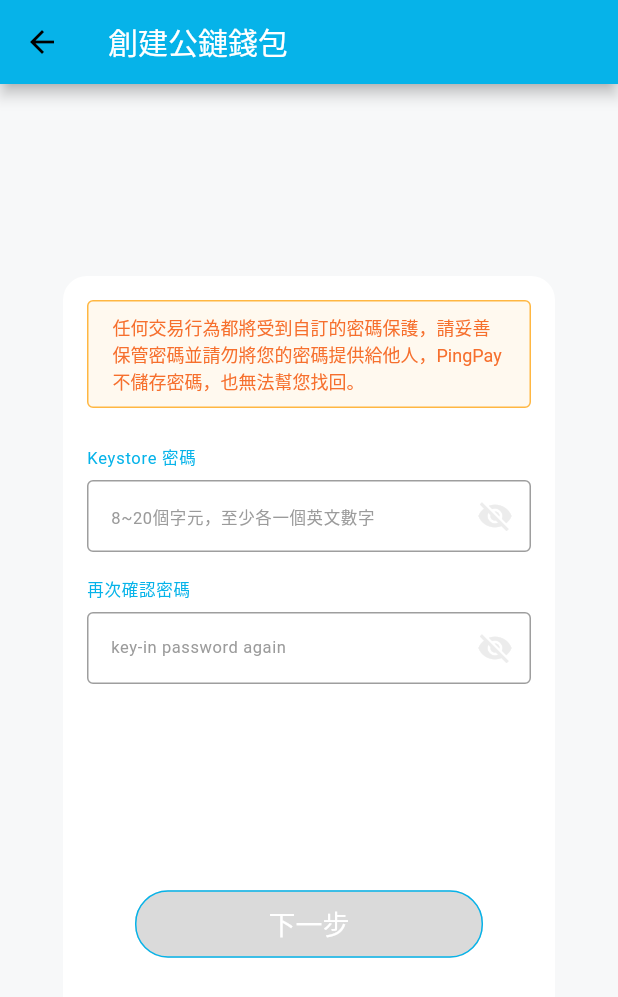
After one commit to MerMerLtd/pingpay_flutter, a Flutter app: the CreateWalletPage screen opened directly, on a phone screen of 412 x 824 dp. The commit adds this screen. Shown: the top 997 px of the screen. Run offline on Flutter 3.47's test engine with Material 2 defaults, Android fonts, the light colour scheme and no system bars.

```diff
--- /dev/null
+++ b/lib/pages/create_wallet_page.dart
@@ -0,0 +1,24 @@
+import 'package:flutter/material.dart';
+
+import '../widgets/menonic_card.dart';
+import '../widgets/password_setting_card.dart';
+
+class CreateWalletPage extends StatelessWidget {
+  @override
+  Widget build(BuildContext context) {
+    return Scaffold(
+      resizeToAvoidBottomPadding: false,
+      backgroundColor: Color(0xfff7f8f9),
+      appBar: AppBar(
+        title: Text(
+          "創建公鏈錢包",
+          style: TextStyle(
+            fontSize: 20,
+          ),
+        ),
+      ),
+      // body: MenonicCard(),
+      body: PasswordSettingCard(),
+    );
+  }
+}
--- /dev/null
+++ b/lib/widgets/custom_text_input.dart
@@ -0,0 +1,96 @@
+import 'package:flutter/material.dart';
+
+class CustomTextInput extends StatefulWidget {
+  final String labelText;
+  final String hintText;
+
+  const CustomTextInput({
+    Key key,
+    this.labelText,
+    this.hintText,
+  }) : super(key: key);
+
+  @override
+  _CustomTextInputState createState() => _CustomTextInputState();
+}
+
+class _CustomTextInputState extends State<CustomTextInput> {
+  FocusNode _focusNode;
+
+  @override
+  void dispose() {
+    super.dispose();
+    _focusNode.dispose();
+  }
+
+  @override
+  void initState() {
+    super.initState();
+    _focusNode = new FocusNode();
+    _focusNode.addListener(_onOnFocusNodeEvent);
+  }
+
+  _onOnFocusNodeEvent() {
+    setState(() {
+      // Re-renders
+    });
+  }
+
+  @override
+  Widget build(BuildContext context) {
+    return Column(
+      crossAxisAlignment: CrossAxisAlignment.start,
+      children: <Widget>[
+        Text(
+          widget.labelText,
+          style: TextStyle(
+            color: Color(0xff06b3e9),
+            fontSize: 11,
+            letterSpacing: 0.49,
+            // fontFamily:
+          ),
+        ),
+        const SizedBox(height: 8),
+        TextFormField(
+          focusNode: _focusNode,
+          keyboardType: TextInputType.text,
+          decoration: InputDecoration(
+            contentPadding:
+                new EdgeInsets.only(top: 11.0, bottom: 11.0, left: 16),
+            suffixIcon: Icon(
+              _focusNode.hasFocus ? Icons.visibility : Icons.visibility_off,
+              color:_focusNode.hasFocus ?Color(0xff06b3e9): Color(0xffececec),
+            ),
+            border: OutlineInputBorder(
+              borderSide: BorderSide(color: Color(0xffececec), width: 0.0),
+            ),
+            // labelStyle: TextStyle(
+            //   color: Color(0xff06b3e9),
+            //   fontSize: 11,
+            //   letterSpacing: 0.49,
+            //   // fontFamily:
+            // ),
+            // labelText: labelText,
+            hintStyle: TextStyle(
+              color: Color(0xff9b9b9b),
+              fontSize: 11,
+              letterSpacing: 0.4,
+            ),
+            hintText: widget.hintText,
+          ),
+          style: TextStyle(
+            color: Color(0xff4a4a4a),
+            fontSize: 11,
+            letterSpacing: 0.4,
+          ),
+          validator: (value) {
+            if (value.isEmpty) {
+              return 'Please enter some text';
+            }
+            return null;
+          },
+        ),
+      ],
+    );
+  }
+}
--- /dev/null
+++ b/lib/widgets/password_setting_card.dart
@@ -0,0 +1,46 @@
+import 'package:flutter/material.dart';
+import './text_input_group.dart';
+
+class PasswordSettingCard extends StatelessWidget {
+  @override
+  Widget build(BuildContext context) {
+    return Center(
+      child: Container(
+          width: 328,
+          height: 512,
+          decoration: BoxDecoration(
+            color: Color(0xffffffff),
+            borderRadius: BorderRadius.circular(16),
+          ),
+          child: Padding(
+            padding: EdgeInsets.all(16),
+            child: Column(
+              children: <Widget>[
+                Container(
+                  decoration: BoxDecoration(
+                    color: Color(0xfffff9ef),
+                    border: Border.all(color: Color(0xffffb742), width: 1),
+                    borderRadius: BorderRadius.circular(4),
+                  ),
+                  child: Padding(
+                    padding: EdgeInsets.symmetric(
+                      horizontal: 16,
+                      vertical: 8,
+                    ),
+                    child: Text(
+                      "任何交易行為都將受到自訂的密碼保護，請妥善保管密碼並請勿將您的密碼提供給他人，PingPay 不儲存密碼，也無法幫您找回。",
+                      style: TextStyle(
+                        color: Color(0xfff66f2d),
+                        fontSize: 12,
+                      ),
+                    ),
+                  ),
+                ),
+                const SizedBox(height: 24),
+                TextInputGroup(),
+              ],
+            ),
+          )),
+    );
+  }
+}
--- a/lib/widgets/round_radius_button.dart
+++ b/lib/widgets/round_radius_button.dart
@@ -7,15 +7,18 @@ class RoundRadiusButton extends StatelessWidget {
   final Color disabledTextColor;
   final Function onPressed;
   final String label;
+  final double width;
+  final bool enableBorder;
 
-  RoundRadiusButton({
-    @required this.color,
+  RoundRadiusButton(
+      {@required this.color,
       @required this.textColor,
       @required this.disabledColor,
       @required this.disabledTextColor,
       @required this.onPressed,
       @required this.label,
-  });
+      this.enableBorder = false,
+      this.width});
   @override
   Widget build(BuildContext context) {
     return RaisedButton(
@@ -29,10 +32,14 @@ class RoundRadiusButton extends StatelessWidget {
       highlightElevation: 0,
       shape: RoundedRectangleBorder(
         borderRadius: BorderRadius.circular(22.0),
+        side: BorderSide(color: enableBorder ? textColor : color)
       ),
       color: color,
+      child: SizedBox(
+        width: width != null ? width : 200,
         child: Padding(
-        padding: EdgeInsets.symmetric(vertical: 9, horizontal: 43.5),
+          padding: EdgeInsets.symmetric(vertical: 9, horizontal: 0),
+          child: Center(
             child: Text(
               label,
               style: TextStyle(
@@ -41,6 +48,8 @@ class RoundRadiusButton extends StatelessWidget {
               ),
             ),
           ),
+        ),
+      ),
     );
   }
 }
--- /dev/null
+++ b/lib/widgets/text_input_group.dart
@@ -0,0 +1,44 @@
+import 'package:flutter/material.dart';
+
+import '../widgets/round_radius_button.dart';
+import '../widgets/custom_text_input.dart';
+
+class TextInputGroup extends StatelessWidget {
+  final _formKey = GlobalKey<FormState>();
+
+  @override
+  Widget build(BuildContext context) {
+    return Expanded(
+      child: Form(
+        key: _formKey,
+        child: Column(
+          crossAxisAlignment: CrossAxisAlignment.start,
+          children: <Widget>[
+            CustomTextInput(
+              labelText: 'Keystore 密碼',
+              hintText: '8~20個字元，至少各一個英文數字',
+            ),
+            const SizedBox(height: 16),
+            CustomTextInput(
+              labelText: '再次確認密碼',
+              hintText: 'key-in password again',
+            ),
+            // const SizedBox(height: 170),
+            Spacer(),
+            Center(
+              child: RoundRadiusButton(
+                onPressed: null, //(){},
+                label: '下一步',
+                color: Color(0xff06b3e9),
+                textColor: Color(0xffffffff),
+                disabledColor: Color(0xffdadada),
+                disabledTextColor: Color(0xffffffff),
+              ),
+            ),
+            const SizedBox(height: 40),
+          ],
+        ),
+      ),
+    );
+  }
+}
--- a/pubspec.yaml
+++ b/pubspec.yaml
@@ -45,6 +45,7 @@ flutter:
    - assets/images/bg_pattern.svg
    - assets/images/drawable-xxxhdpi/bg_pattern.png
    - assets/images/drawable-xxxhdpi/logo_pingpay.png
+   - assets/images/drawable-xxxhdpi/graphic_wallet_done.png
   # An image asset can refer to one or more resolution-specific "variants", see
   # https://flutter.dev/assets-and-images/#resolution-aware.
   # For details regarding adding assets from package dependencies, see
```
Also changed, not shown: lib/main.dart (+16 -2 lines), lib/pages/wallet_ready_page.dart (added, +80 -0 lines), lib/providers/color_custom.dart (added, +17 -0 lines), lib/widgets/menonic_card.dart (added, +55 -0 lines). Lines whose indentation alone changed are shown as unchanged.
